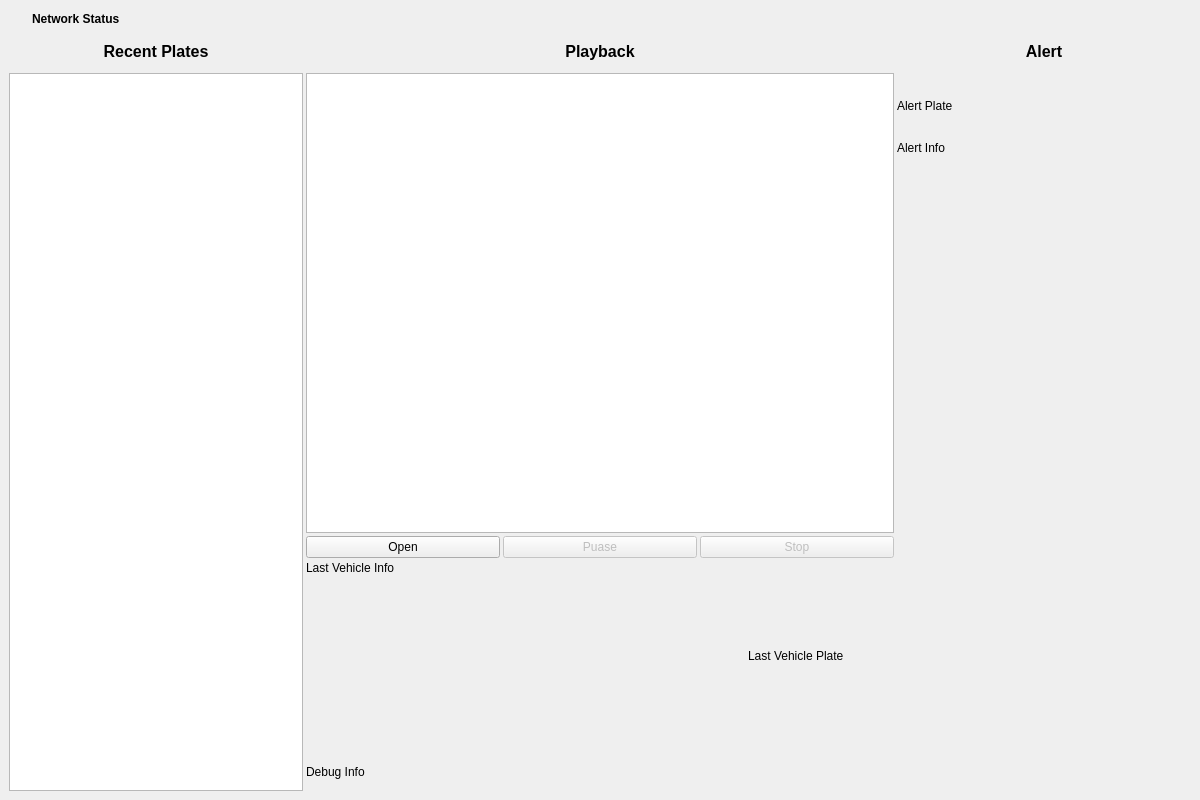
Above: ALPR Client App/ALPR Client App/AlprClientApp.ui from berryscone/lgsa_team5 before the change. Below: the same form after it.
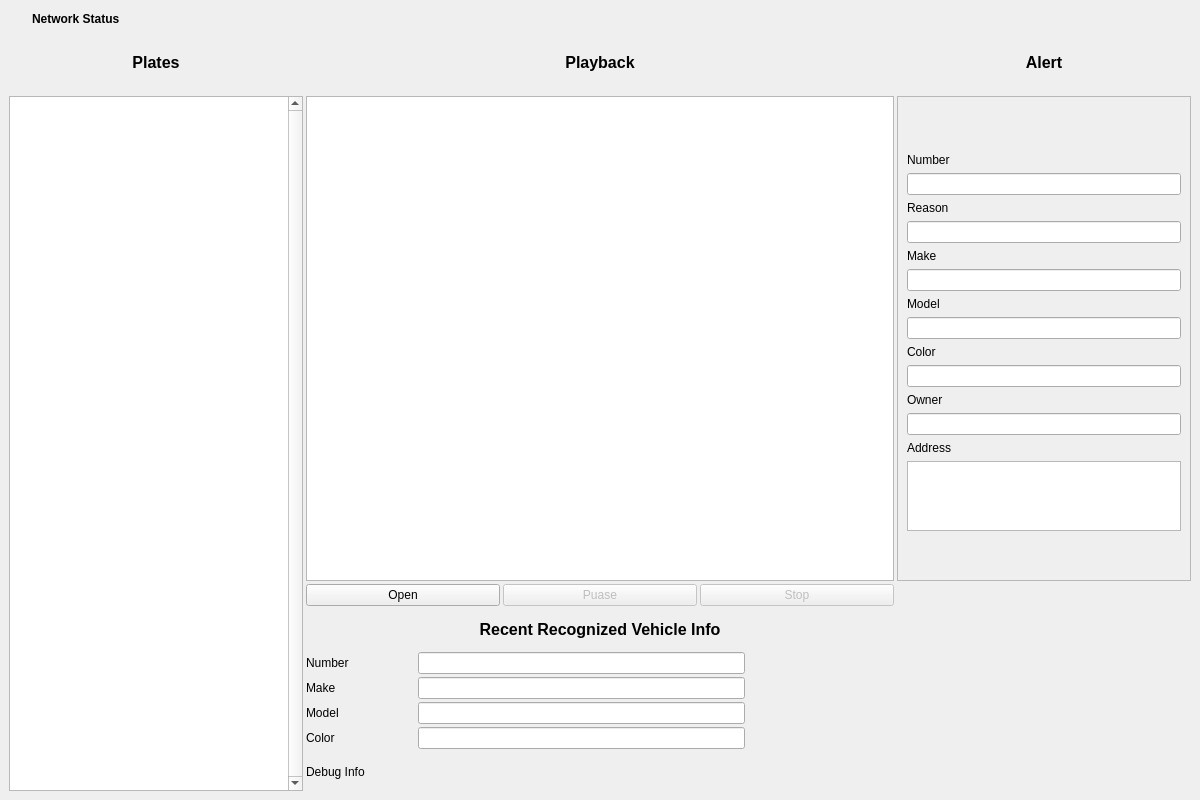
That is the form after the change.

```diff
--- a/ALPR Client App/ALPR Client App/AlprClientApp.ui
+++ b/ALPR Client App/ALPR Client App/AlprClientApp.ui
@@ -28,10 +28,136 @@
   <widget class="QWidget" name="centralwidget">
    <layout class="QGridLayout" name="gridLayout_2">
     <item row="0" column="0">
-     <layout class="QGridLayout" name="gridLayout" rowstretch="1,1,12,1,6" columnstretch="1,2,1" rowminimumheight="0,0,0,0,0">
+     <layout class="QGridLayout" name="grid_entire" rowstretch="1,1,8,1,3" columnstretch="1,2,1">
       <property name="spacing">
        <number>3</number>
       </property>
+      <item row="4" column="1">
+       <layout class="QGridLayout" name="grid_bottom" rowstretch="1,4,1" columnstretch="3,1">
+        <item row="1" column="1">
+         <widget class="QLabel" name="label_last_plate">
+          <property name="font">
+           <font>
+            <family>Arial</family>
+           </font>
+          </property>
+          <property name="text">
+           <string/>
+          </property>
+         </widget>
+        </item>
+        <item row="2" column="0" colspan="2">
+         <widget class="QLabel" name="label_debug_info">
+          <property name="font">
+           <font>
+            <family>Arial</family>
+           </font>
+          </property>
+          <property name="text">
+           <string>Debug Info</string>
+          </property>
+         </widget>
+        </item>
+        <item row="1" column="0">
+         <layout class="QGridLayout" name="grid_info" columnstretch="1,3">
+          <item row="0" column="0">
+           <widget class="QLabel" name="label_9">
+            <property name="font">
+             <font>
+              <family>Arial</family>
+             </font>
+            </property>
+            <property name="text">
+             <string>Number</string>
+            </property>
+           </widget>
+          </item>
+          <item row="1" column="1">
+           <widget class="QLineEdit" name="line_info_make">
+            <property name="readOnly">
+             <bool>true</bool>
+            </property>
+           </widget>
+          </item>
+          <item row="2" column="1">
+           <widget class="QLineEdit" name="line_info_model">
+            <property name="readOnly">
+             <bool>true</bool>
+            </property>
+           </widget>
+          </item>
+          <item row="0" column="1">
+           <widget class="QLineEdit" name="line_info_number">
+            <property name="readOnly">
+             <bool>true</bool>
+            </property>
+           </widget>
+          </item>
+          <item row="3" column="1">
+           <widget class="QLineEdit" name="line_info_color">
+            <property name="readOnly">
+             <bool>true</bool>
+            </property>
+           </widget>
+          </item>
+          <item row="1" column="0">
+           <widget class="QLabel" name="label_10">
+            <property name="font">
+             <font>
+              <family>Arial</family>
+             </font>
+            </property>
+            <property name="text">
+             <string>Make</string>
+            </property>
+           </widget>
+          </item>
+          <item row="2" column="0">
+           <widget class="QLabel" name="label_11">
+            <property name="font">
+             <font>
+              <family>Arial</family>
+             </font>
+            </property>
+            <property name="text">
+             <string>Model</string>
+            </property>
+           </widget>
+          </item>
+          <item row="3" column="0">
+           <widget class="QLabel" name="label_12">
+            <property name="font">
+             <font>
+              <family>Arial</family>
+             </font>
+            </property>
+            <property name="text">
+             <string>Color</string>
+            </property>
+           </widget>
+          </item>
+         </layout>
+        </item>
+        <item row="0" column="0" colspan="2">
+         <widget class="QLabel" name="label_13">
+          <property name="font">
+           <font>
+            <family>Arial</family>
+            <pointsize>12</pointsize>
+            <weight>75</weight>
+            <bold>true</bold>
+           </font>
+          </property>
+          <property name="text">
+           <string>Recent Recognized Vehicle Info</string>
+          </property>
+          <property name="alignment">
+           <set>Qt::AlignCenter</set>
+          </property>
+         </widget>
+        </item>
+       </layout>
+      </item>
       <item row="1" column="0">
        <widget class="QLabel" name="label_recent_plate">
         <property name="font">
@@ -43,7 +169,7 @@
          </font>
         </property>
         <property name="text">
-         <string>Recent Plates</string>
+         <string>Plates</string>
         </property>
         <property name="alignment">
          <set>Qt::AlignCenter</set>
@@ -68,8 +194,27 @@
         </property>
        </widget>
       </item>
+      <item row="2" column="0" rowspan="3">
+       <widget class="QListWidget" name="list_recent_plates">
+        <property name="verticalScrollBarPolicy">
+         <enum>Qt::ScrollBarAlwaysOn</enum>
+        </property>
+        <property name="horizontalScrollBarPolicy">
+         <enum>Qt::ScrollBarAlwaysOff</enum>
+        </property>
+        <property name="alternatingRowColors">
+         <bool>true</bool>
+        </property>
+        <property name="verticalScrollMode">
+         <enum>QAbstractItemView::ScrollPerPixel</enum>
+        </property>
+        <property name="spacing">
+         <number>3</number>
+        </property>
+       </widget>
+      </item>
       <item row="3" column="1">
-       <layout class="QHBoxLayout" name="horizontalLayout">
+       <layout class="QHBoxLayout" name="hbox_control">
         <item>
          <widget class="QPushButton" name="push_open">
           <property name="font">
@@ -117,27 +262,6 @@
         </item>
        </layout>
       </item>
-      <item row="1" column="1">
-       <widget class="QLabel" name="label_playback">
-        <property name="font">
-         <font>
-          <family>Arial</family>
-          <pointsize>12</pointsize>
-          <weight>75</weight>
-          <bold>true</bold>
-         </font>
-        </property>
-        <property name="text">
-         <string>Playback</string>
-        </property>
-        <property name="alignment">
-         <set>Qt::AlignCenter</set>
-        </property>
-       </widget>
-      </item>
-      <item row="2" column="1">
-       <widget class="QGraphicsView" name="graphics_playback"/>
-      </item>
       <item row="0" column="0">
        <layout class="QGridLayout" name="gridLayout_6" columnstretch="1,5">
         <item row="0" column="0">
@@ -184,82 +308,160 @@
         </item>
        </layout>
       </item>
-      <item row="4" column="1">
-       <layout class="QGridLayout" name="gridLayout_8" rowstretch="5,1" columnstretch="3,1">
-        <item row="1" column="0" colspan="2">
-         <widget class="QLabel" name="label_debug_info">
-          <property name="font">
-           <font>
-            <family>Arial</family>
-           </font>
-          </property>
-          <property name="text">
-           <string>Debug Info</string>
-          </property>
-         </widget>
-        </item>
-        <item row="0" column="0">
-         <widget class="QLabel" name="label_vehicle_info">
-          <property name="font">
-           <font>
-            <family>Arial</family>
-           </font>
-          </property>
-          <property name="text">
-           <string>Last Vehicle Info</string>
-          </property>
-          <property name="alignment">
-           <set>Qt::AlignLeading|Qt::AlignLeft|Qt::AlignTop</set>
-          </property>
-         </widget>
-        </item>
-        <item row="0" column="1">
-         <widget class="QLabel" name="label_last_plate">
-          <property name="font">
-           <font>
-            <family>Arial</family>
-           </font>
-          </property>
-          <property name="text">
-           <string>Last Vehicle Plate</string>
-          </property>
-         </widget>
-        </item>
-       </layout>
+      <item row="1" column="1">
+       <widget class="QLabel" name="label_playback">
+        <property name="font">
+         <font>
+          <family>Arial</family>
+          <pointsize>12</pointsize>
+          <weight>75</weight>
+          <bold>true</bold>
+         </font>
+        </property>
+        <property name="text">
+         <string>Playback</string>
+        </property>
+        <property name="alignment">
+         <set>Qt::AlignCenter</set>
+        </property>
+       </widget>
       </item>
-      <item row="2" column="0" rowspan="3">
-       <widget class="QListWidget" name="list_recent_plates"/>
+      <item row="2" column="1">
+       <widget class="QGraphicsView" name="graphics_playback"/>
       </item>
-      <item row="2" column="2" rowspan="3">
-       <layout class="QGridLayout" name="gridLayout_3" rowstretch="1,10">
-        <item row="0" column="0">
-         <widget class="QLabel" name="label_alert_plate">
-          <property name="font">
-           <font>
-            <family>Arial</family>
-           </font>
-          </property>
-          <property name="text">
-           <string>Alert Plate</string>
-          </property>
-         </widget>
-        </item>
-        <item row="1" column="0">
-         <widget class="QLabel" name="label_alert_info">
-          <property name="font">
-           <font>
-            <family>Arial</family>
-           </font>
-          </property>
-          <property name="text">
-           <string>Alert Info</string>
-          </property>
-          <property name="alignment">
-           <set>Qt::AlignLeading|Qt::AlignLeft|Qt::AlignTop</set>
-          </property>
-         </widget>
-        </item>
-       </layout>
+      <item row="2" column="2">
+       <widget class="QFrame" name="frame_alert">
+        <property name="frameShape">
+         <enum>QFrame::StyledPanel</enum>
+        </property>
+        <property name="frameShadow">
+         <enum>QFrame::Sunken</enum>
+        </property>
+        <layout class="QGridLayout" name="gridLayout_3">
+         <item row="1" column="0">
+          <layout class="QGridLayout" name="gridLayout" rowstretch="3,1,1,1,1,1,1,1,1,1,1,1,1,1,1,0">
+           <item row="4" column="0">
+            <widget class="QLineEdit" name="line_alert_reason">
+             <property name="readOnly">
+              <bool>true</bool>
+             </property>
+            </widget>
+           </item>
+           <item row="7" column="0">
+            <widget class="QLabel" name="label_4">
+             <property name="text">
+              <string>Model</string>
+             </property>
+            </widget>
+           </item>
+           <item row="6" column="0">
+            <widget class="QLineEdit" name="line_alert_make">
+             <property name="readOnly">
+              <bool>true</bool>
+             </property>
+            </widget>
+           </item>
+           <item row="2" column="0">
+            <widget class="QLineEdit" name="line_alert_number">
+             <property name="readOnly">
+              <bool>true</bool>
+             </property>
+            </widget>
+           </item>
+           <item row="14" column="0">
+            <widget class="QTextEdit" name="text_alert_address">
+             <property name="readOnly">
+              <bool>true</bool>
+             </property>
+            </widget>
+           </item>
+           <item row="1" column="0">
+            <widget class="QLabel" name="label">
+             <property name="text">
+              <string>Number</string>
+             </property>
+            </widget>
+           </item>
+           <item row="13" column="0">
+            <widget class="QLabel" name="label_8">
+             <property name="text">
+              <string>Address</string>
+             </property>
+            </widget>
+           </item>
+           <item row="5" column="0">
+            <widget class="QLabel" name="label_3">
+             <property name="text">
+              <string>Make</string>
+             </property>
+            </widget>
+           </item>
+           <item row="8" column="0">
+            <widget class="QLineEdit" name="line_alert_model">
+             <property name="readOnly">
+              <bool>true</bool>
+             </property>
+            </widget>
+           </item>
+           <item row="3" column="0">
+            <widget class="QLabel" name="label_2">
+             <property name="text">
+              <string>Reason</string>
+             </property>
+            </widget>
+           </item>
+           <item row="9" column="0">
+            <widget class="QLabel" name="label_7">
+             <property name="text">
+              <string>Color</string>
+             </property>
+            </widget>
+           </item>
+           <item row="12" column="0">
+            <widget class="QLineEdit" name="line_alert_owner">
+             <property name="readOnly">
+              <bool>true</bool>
+             </property>
+            </widget>
+           </item>
+           <item row="15" column="0">
+            <spacer name="verticalSpacer">
+             <property name="orientation">
+              <enum>Qt::Vertical</enum>
+             </property>
+             <property name="sizeHint" stdset="0">
+              <size>
+               <width>20</width>
+               <height>40</height>
+              </size>
+             </property>
+            </spacer>
+           </item>
+           <item row="11" column="0">
+            <widget class="QLabel" name="label_6">
+             <property name="text">
+              <string>Owner</string>
+             </property>
+            </widget>
+           </item>
+           <item row="10" column="0">
+            <widget class="QLineEdit" name="line_alert_color">
+             <property name="readOnly">
+              <bool>true</bool>
+             </property>
+            </widget>
+           </item>
+           <item row="0" column="0">
+            <widget class="QLabel" name="label_alert_plate">
+             <property name="text">
+              <string/>
+             </property>
+            </widget>
+           </item>
+          </layout>
+         </item>
+        </layout>
+       </widget>
       </item>
      </layout>
     </item>
```
Left out of the diff: 2 changed lines with no effect on the pictures.
